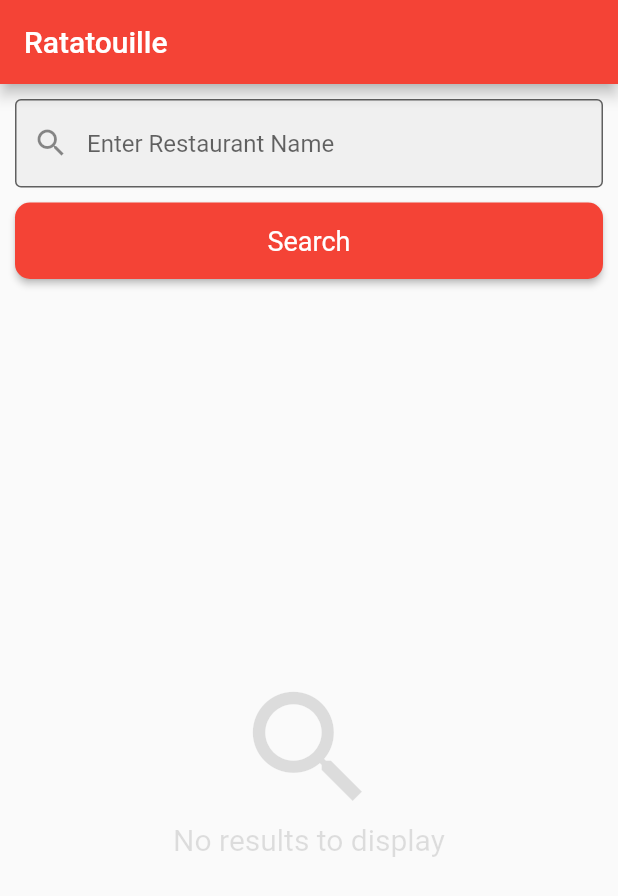
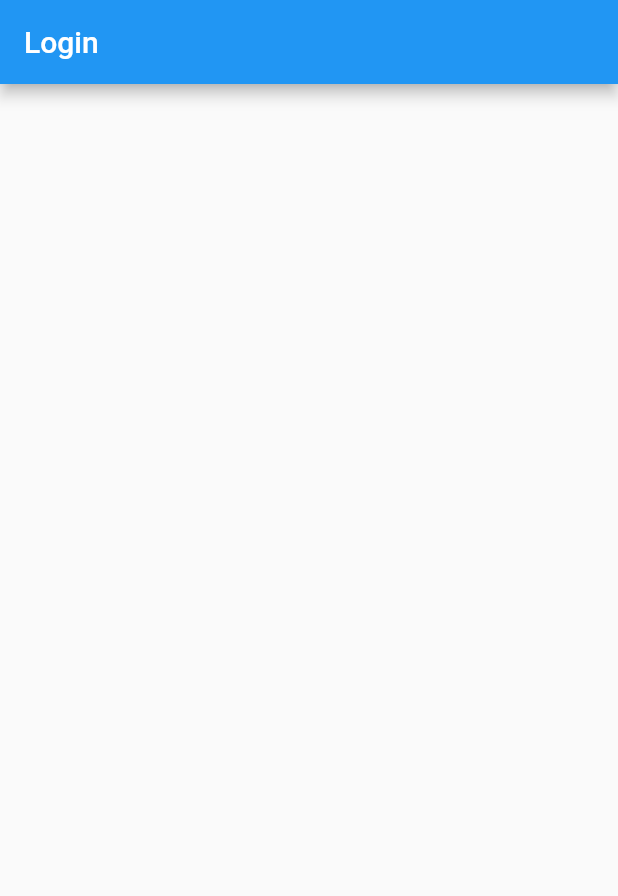
Before and after one commit to estarossa10/ratatouille, a Flutter app: the screen it shows after launch, on a phone screen of 412 x 824 dp. Shown: the top 896 px of the screen. Run offline on Flutter 3.47's test engine with Material 2 defaults, Android fonts, the phone set to English and light mode, and no system bars; our stand-ins replace dio, flutter_dotenv, flutter_rating_bar.

Commit message:
Edit Commit

```diff
--- /dev/null
+++ b/lib/login/login.dart
@@ -0,0 +1,17 @@
+import 'package:flutter/material.dart';
+
+class LoginPage extends StatefulWidget{
+  @override
+  _SearchFormState createState() => _SearchFormState();
+}
+
+class _SearchFormState extends State<LoginPage> {
+  @override
+  Widget build(context) {
+    return Scaffold(
+      appBar: AppBar(
+        title: Text('Login'),
+      ),
+    );
+  }
+}
--- a/lib/main.dart
+++ b/lib/main.dart
@@ -3,6 +3,7 @@
 import 'package:flutter_dotenv/flutter_dotenv.dart';
 import 'package:dio/dio.dart';
 import 'package:flutter_rating_bar/flutter_rating_bar.dart';
+import 'package:ratatouille/login/login.dart';
 
 void main() async {
   await DotEnv().load('.env');
@@ -19,7 +20,7 @@
         primarySwatch: Colors.blue,
         visualDensity: VisualDensity.adaptivePlatformDensity,
       ),
-      home: SearchPage(title: 'Ratatouille'),
+      home: LoginPage(),
       debugShowCheckedModeBanner: false,
     );
   }
```
